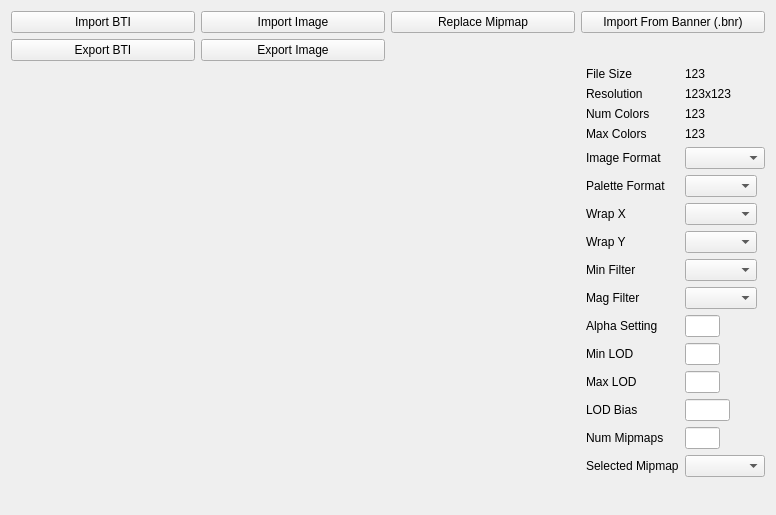
Old version of the form gcft_ui/bti_tab.ui in the repository LagoLunatic/GCFT.
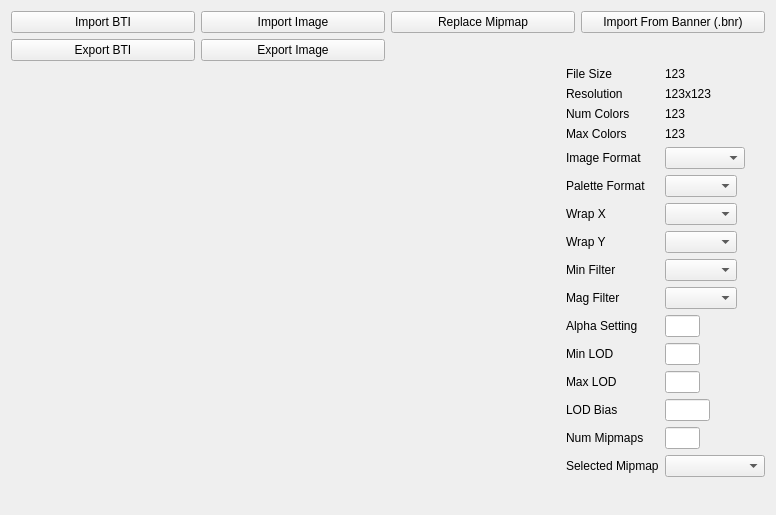
New version of the form.

Patch:
```diff
--- a/gcft_ui/bti_tab.ui
+++ b/gcft_ui/bti_tab.ui
@@ -155,7 +155,7 @@
             <rect>
              <x>0</x>
              <y>0</y>
-             <width>570</width>
+             <width>550</width>
              <height>431</height>
             </rect>
            </property>
@@ -431,7 +431,7 @@
         <widget class="QComboBox" name="bti_curr_mipmap">
          <property name="minimumSize">
           <size>
-           <width>80</width>
+           <width>100</width>
            <height>0</height>
           </size>
          </property>
```
